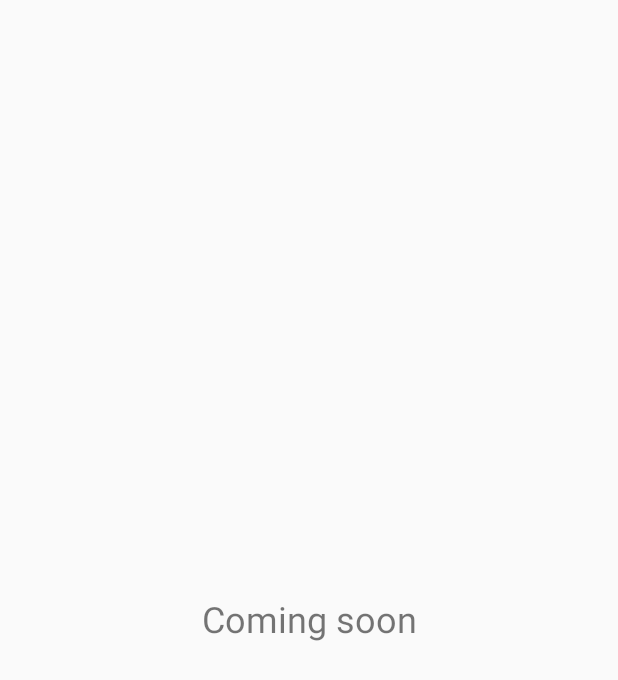
After one commit to thetruemox/BookCrossing, an Android app: the layout main_screen.xml on its own in the app's theme, with its tools: preview values and no code run, on a phone screen of 412 x 824 dp. The commit adds this screen. Shown: the top 680 px of the screen. Run offline under Robolectric (Android 15) with nearby library versions, the phone set to English and light mode, and no system bars.

Commit message:
картинка авторизации/регистрации

```diff
--- /dev/null
+++ b/app/src/main/res/layout/main_screen.xml
@@ -0,0 +1,19 @@
+<?xml version="1.0" encoding="utf-8"?>
+<androidx.constraintlayout.widget.ConstraintLayout
+    xmlns:android="http://schemas.android.com/apk/res/android"
+    xmlns:app="http://schemas.android.com/apk/res-auto"
+    xmlns:tools="http://schemas.android.com/tools"
+    android:layout_width="match_parent"
+    android:layout_height="match_parent">
+
+    <TextView
+        android:id="@+id/textView3"
+        android:layout_width="wrap_content"
+        android:layout_height="wrap_content"
+        android:text="Coming soon"
+        android:textSize="24dp"
+        app:layout_constraintBottom_toBottomOf="parent"
+        app:layout_constraintEnd_toEndOf="parent"
+        app:layout_constraintStart_toStartOf="parent"
+        app:layout_constraintTop_toTopOf="parent" />
+</androidx.constraintlayout.widget.ConstraintLayout>
--- a/app/src/main/res/layout/registration_screen.xml
+++ b/app/src/main/res/layout/registration_screen.xml
@@ -119,10 +119,11 @@
         android:background="@drawable/create18"
         android:letterSpacing="0.08"
         android:lineSpacingExtra="13.5sp"
+        android:onClick="createAccount"
         android:text="Создать аккаунт"
+
         android:textColor="#1778f2"
         android:textSize="20sp"
-
         app:layout_constraintBottom_toBottomOf="parent"
         app:layout_constraintEnd_toEndOf="parent"
         app:layout_constraintStart_toStartOf="parent"
```
Also changed, not shown: app/src/main/java/com/example/bookcrossing/MainActivity.java (+4 -3 lines), app/src/main/res/layout/authorization_screen.xml (+4 -4 lines).
